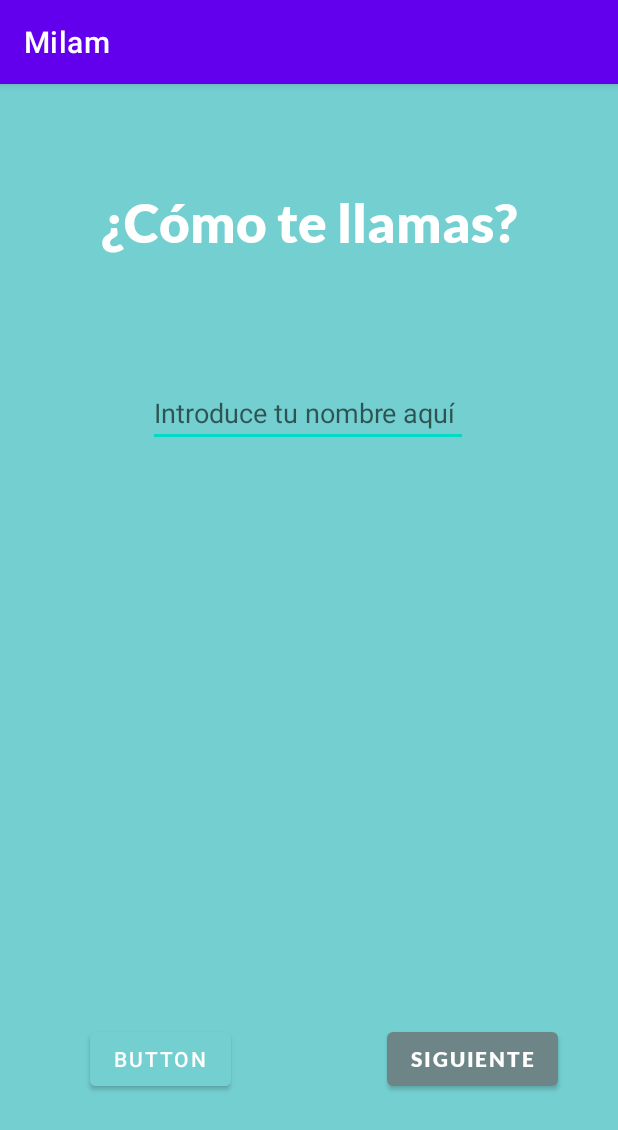
After one commit to chavaxx/milam, an Android app: the fragment registro_usuario shown on its own in the app's theme, on a phone screen of 412 x 824 dp. The commit adds this screen. Shown: the top 1130 px of the screen. Run offline under Robolectric (Android 15) with nearby library versions, the phone set to English and light mode, and no system bars.

Commit message:
added lato font family and fragment registro usuario

```diff
--- a/app/build.gradle
+++ b/app/build.gradle
@@ -39,6 +39,7 @@ dependencies {
     implementation 'androidx.appcompat:appcompat:1.3.1'
     implementation 'com.google.android.material:material:1.4.0'
     implementation 'androidx.constraintlayout:constraintlayout:2.1.0'
+    implementation 'androidx.legacy:legacy-support-v4:1.0.0'
     testImplementation 'junit:junit:4.+'
     implementation("com.google.android.material:material:1.0.0-alpha1")
     androidTestImplementation 'androidx.inicio_sesion.xml.ext:junit:1.1.3'
--- /dev/null
+++ b/app/src/main/java/a01730311/tec/milam/registro_usuario.kt
@@ -0,0 +1,59 @@
+package a01730311.tec.milam
+
+import android.os.Bundle
+import androidx.fragment.app.Fragment
+import android.view.LayoutInflater
+import android.view.View
+import android.view.ViewGroup
+
+// TODO: Rename parameter arguments, choose names that match
+// the fragment initialization parameters, e.g. ARG_ITEM_NUMBER
+private const val ARG_PARAM1 = "param1"
+private const val ARG_PARAM2 = "param2"
+
+/**
+ * A simple [Fragment] subclass.
+ * Use the [registro_usuario.newInstance] factory method to
+ * create an instance of this fragment.
+ */
+class registro_usuario : Fragment() {
+    // TODO: Rename and change types of parameters
+    private var param1: String? = null
+    private var param2: String? = null
+
+    override fun onCreate(savedInstanceState: Bundle?) {
+        super.onCreate(savedInstanceState)
+        arguments?.let {
+            param1 = it.getString(ARG_PARAM1)
+            param2 = it.getString(ARG_PARAM2)
+        }
+    }
+
+    override fun onCreateView(
+        inflater: LayoutInflater, container: ViewGroup?,
+        savedInstanceState: Bundle?
+    ): View? {
+        // Inflate the layout for this fragment
+        return inflater.inflate(R.layout.fragment_registro_usuario, container, false)
+    }
+
+    companion object {
+        /**
+         * Use this factory method to create a new instance of
+         * this fragment using the provided parameters.
+         *
+         * @param param1 Parameter 1.
+         * @param param2 Parameter 2.
+         * @return A new instance of fragment registro_usuario.
+         */
+        // TODO: Rename and change types and number of parameters
+        @JvmStatic
+        fun newInstance(param1: String, param2: String) =
+            registro_usuario().apply {
+                arguments = Bundle().apply {
+                    putString(ARG_PARAM1, param1)
+                    putString(ARG_PARAM2, param2)
+                }
+            }
+    }
+}
--- /dev/null
+++ b/app/src/main/res/layout/fragment_registro_usuario.xml
@@ -0,0 +1,73 @@
+<?xml version="1.0" encoding="utf-8"?>
+<FrameLayout xmlns:android="http://schemas.android.com/apk/res/android"
+    xmlns:app="http://schemas.android.com/apk/res-auto"
+    xmlns:tools="http://schemas.android.com/tools"
+    android:layout_width="match_parent"
+    android:layout_height="match_parent"
+    android:background="#74CFD0"
+    android:theme="@style/Profiles"
+    tools:context=".registro_usuario">
+
+
+    <androidx.constraintlayout.widget.ConstraintLayout
+        android:layout_width="match_parent"
+        android:layout_height="match_parent">
+
+
+        <TextView
+            android:id="@+id/textView5"
+            android:layout_width="292dp"
+            android:layout_height="79dp"
+            android:fontFamily="@font/lato_black"
+            android:text="¿Cómo te llamas?"
+            android:textAlignment="center"
+            android:textColor="@color/white"
+            android:textSize="35sp"
+            app:layout_constraintBottom_toBottomOf="parent"
+            app:layout_constraintEnd_toEndOf="parent"
+            app:layout_constraintStart_toStartOf="parent"
+            app:layout_constraintTop_toTopOf="parent"
+            app:layout_constraintVertical_bias="0.103" />
+
+        <EditText
+            android:id="@+id/username"
+            android:layout_width="wrap_content"
+            android:layout_height="wrap_content"
+            android:layout_marginTop="40dp"
+            android:ems="10"
+            android:hint="Introduce tu nombre aquí"
+            android:inputType="textPersonName"
+            app:layout_constraintBottom_toBottomOf="parent"
+            app:layout_constraintEnd_toEndOf="parent"
+            app:layout_constraintHorizontal_bias="0.497"
+            app:layout_constraintStart_toStartOf="parent"
+            app:layout_constraintTop_toBottomOf="@+id/textView5"
+            app:layout_constraintVertical_bias="0.012" />
+
+        <Button
+            android:id="@+id/button_next"
+            android:layout_width="wrap_content"
+            android:layout_height="wrap_content"
+            android:fontFamily="@font/lato_black"
+            android:text="Siguiente"
+            app:layout_constraintBottom_toBottomOf="parent"
+            app:layout_constraintEnd_toEndOf="parent"
+            app:layout_constraintHorizontal_bias="0.866"
+            app:layout_constraintStart_toStartOf="parent"
+            app:layout_constraintTop_toBottomOf="@+id/username"
+            app:layout_constraintVertical_bias="0.804" />
+
+        <Button
+            android:id="@+id/button_back"
+            android:layout_width="wrap_content"
+            android:layout_height="wrap_content"
+            android:text="Button"
+            android:backgroundTint="#74CFD0"
+            app:layout_constraintBottom_toBottomOf="parent"
+            app:layout_constraintEnd_toEndOf="parent"
+            app:layout_constraintHorizontal_bias="0.189"
+            app:layout_constraintStart_toStartOf="parent"
+            app:layout_constraintTop_toBottomOf="@+id/username"
+            app:layout_constraintVertical_bias="0.804" />
+    </androidx.constraintlayout.widget.ConstraintLayout>
+</FrameLayout>
--- a/app/src/main/res/layout/inicio_sesion.xml
+++ b/app/src/main/res/layout/inicio_sesion.xml
@@ -15,6 +15,7 @@
         android:text="@string/welcomeMessage"
         android:textColor="#FFFFFF"
         android:textSize="35sp"
+        android:fontFamily="@font/lato_black"
         app:layout_constraintBottom_toBottomOf="parent"
         app:layout_constraintLeft_toLeftOf="parent"
         app:layout_constraintRight_toRightOf="parent"
@@ -28,6 +29,7 @@
         android:text="@string/welcomeMessage2"
         android:textColor="#FFFFFF"
         android:textSize="34sp"
+        android:fontFamily="@font/lato_black"
         app:layout_constraintBottom_toBottomOf="parent"
         app:layout_constraintHorizontal_bias="0.493"
         app:layout_constraintLeft_toLeftOf="parent"
@@ -71,9 +73,11 @@
                 android:layout_width="match_parent"
                 android:layout_height="wrap_content"
                 android:text="@string/dummy_user"
+                android:fontFamily="@font/lato_black"
                 android:textAlignment="center"
                 android:textColor="#FFFFFF"
                 android:textSize="20sp" />
+
         </LinearLayout>
 
     </com.google.android.material.card.MaterialCardView>
@@ -85,6 +89,7 @@
         android:layout_height="wrap_content"
         android:background="@drawable/shapes"
         android:text="@string/imNotHere"
+        android:fontFamily="@font/lato_black"
         android:textAlignment="center"
         android:textAppearance="@style/TextAppearance.AppCompat.Large"
         app:layout_constraintBottom_toBottomOf="parent"
@@ -128,6 +133,7 @@
                 android:layout_width="match_parent"
                 android:layout_height="wrap_content"
                 android:text="@string/dummyUsername2"
+                android:fontFamily="@font/lato_black"
                 android:textAlignment="center"
                 android:textColor="#FFFFFF"
                 android:textSize="20sp" />
```
Also changed, not shown: app/src/main/res/font/lato_black.ttf (added), app/src/main/res/font/lato_blackitalic.ttf (added), app/src/main/res/font/lato_bold.ttf (added), app/src/main/res/font/lato_bolditalic.ttf (added), app/src/main/res/font/lato_italic.ttf (added), app/src/main/res/font/lato_light.ttf (added), app/src/main/res/font/lato_lightitalic.ttf (added), app/src/main/res/font/lato_regular.ttf (added), app/src/main/res/font/lato_thin.ttf (added), app/src/main/res/font/lato_thinitalic.ttf (added).
